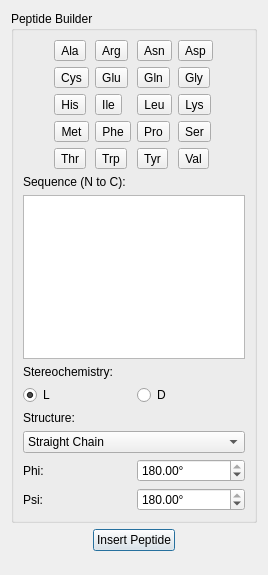
Before: the Qt Designer form libavogadro/src/extensions/insertpeptidedialog.ui in cryos/avogadro, drawn with Qt 5.
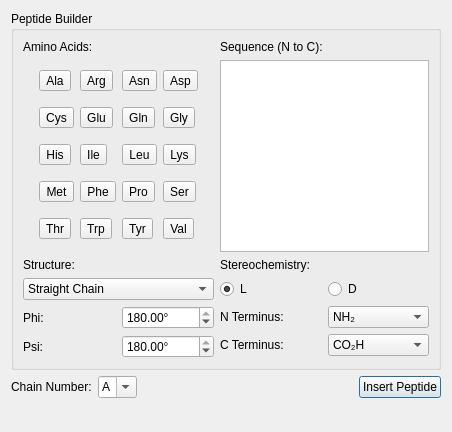
After: the same form once the commit is applied.

Commit message: New layout for peptide builder

```diff
--- a/libavogadro/src/extensions/insertpeptidedialog.ui
+++ b/libavogadro/src/extensions/insertpeptidedialog.ui
@@ -6,8 +6,8 @@
    <rect>
     <x>0</x>
     <y>0</y>
-    <width>268</width>
-    <height>575</height>
+    <width>452</width>
+    <height>432</height>
    </rect>
   </property>
   <property name="windowTitle">
@@ -19,8 +19,8 @@
      <property name="title">
       <string>Peptide Builder</string>
      </property>
-     <layout class="QVBoxLayout" name="verticalLayout_2">
-      <item>
+     <layout class="QGridLayout" name="gridLayout">
+      <item row="1" column="0">
        <layout class="QHBoxLayout" name="horizontalLayout">
         <item>
          <spacer name="horizontalSpacer">
@@ -197,24 +197,31 @@
         </item>
        </layout>
       </item>
-      <item>
+      <item row="0" column="0">
+       <widget class="QLabel" name="label_6">
+        <property name="text">
+         <string>Amino Acids:</string>
+        </property>
+       </widget>
+      </item>
+      <item row="0" column="1">
        <widget class="QLabel" name="label">
         <property name="text">
          <string>Sequence (N to C):</string>
         </property>
        </widget>
       </item>
-      <item>
+      <item row="1" column="1">
        <widget class="QPlainTextEdit" name="sequenceText"/>
       </item>
-      <item>
+      <item row="3" column="1">
        <widget class="QLabel" name="label_2">
         <property name="text">
          <string>Stereochemistry:</string>
         </property>
        </widget>
       </item>
-      <item>
+      <item row="4" column="1">
        <layout class="QHBoxLayout" name="horizontalLayout_4">
         <item>
          <widget class="QRadioButton" name="lStereoButton">
@@ -235,14 +242,65 @@
         </item>
        </layout>
       </item>
+      <item row="5" column="1">
+       <layout class="QGridLayout" name="gridLayout_2">
+        <item row="0" column="0">
+         <widget class="QLabel" name="label_7">
+          <property name="text">
+           <string>N Terminus:</string>
+          </property>
+         </widget>
+        </item>
+        <item row="1" column="0">
+         <widget class="QLabel" name="label_8">
+          <property name="text">
+           <string>C Terminus:</string>
+          </property>
+         </widget>
+        </item>
+        <item row="0" column="1">
+         <widget class="QComboBox" name="nGroupCombo">
       <item>
+           <property name="text">
+            <string>NH₂</string>
+           </property>
+          </item>
+          <item>
+           <property name="text">
+            <string>NH₃⁺</string>
+           </property>
+          </item>
+         </widget>
+        </item>
+        <item row="1" column="1">
+         <widget class="QComboBox" name="cGroupCombo">
+          <item>
+           <property name="text">
+            <string>CO₂H</string>
+           </property>
+          </item>
+          <item>
+           <property name="text">
+            <string>CO₂⁻</string>
+           </property>
+          </item>
+          <item>
+           <property name="text">
+            <string>CO₂NH₂</string>
+           </property>
+          </item>
+         </widget>
+        </item>
+       </layout>
+      </item>
+      <item row="3" column="0">
        <widget class="QLabel" name="label_3">
         <property name="text">
          <string>Structure:</string>
         </property>
        </widget>
       </item>
-      <item>
+      <item row="4" column="0">
        <widget class="QComboBox" name="structureCombo">
         <item>
          <property name="text">
@@ -266,9 +324,7 @@
         </item>
        </widget>
       </item>
-      <item>
-       <layout class="QVBoxLayout" name="verticalLayout_3">
-        <item>
+      <item row="5" column="0">
          <layout class="QGridLayout" name="gridLayout_3">
           <item row="0" column="0">
            <widget class="QLabel" name="label_4">
@@ -319,12 +375,62 @@
          </layout>
         </item>
        </layout>
-      </item>
-     </layout>
     </widget>
    </item>
    <item>
     <layout class="QHBoxLayout" name="horizontalLayout_2">
+     <item>
+      <widget class="QLabel" name="label_9">
+       <property name="text">
+        <string>Chain Number:</string>
+       </property>
+      </widget>
+     </item>
+     <item>
+      <widget class="QComboBox" name="chainNumberCombo">
+       <property name="toolTip">
+        <string>The chain number for the new peptide</string>
+       </property>
+       <property name="editable">
+        <bool>true</bool>
+       </property>
+       <item>
+        <property name="text">
+         <string>A</string>
+        </property>
+       </item>
+       <item>
+        <property name="text">
+         <string>B</string>
+        </property>
+       </item>
+       <item>
+        <property name="text">
+         <string>C</string>
+        </property>
+       </item>
+       <item>
+        <property name="text">
+         <string>D</string>
+        </property>
+       </item>
+       <item>
+        <property name="text">
+         <string>E</string>
+        </property>
+       </item>
+       <item>
+        <property name="text">
+         <string>F</string>
+        </property>
+       </item>
+       <item>
+        <property name="text">
+         <string>G</string>
+        </property>
+       </item>
+      </widget>
+     </item>
      <item>
       <spacer name="horizontalSpacer_3">
        <property name="orientation">
@@ -343,21 +449,11 @@
        <property name="text">
         <string>Insert Peptide</string>
        </property>
+       <property name="default">
+        <bool>true</bool>
+       </property>
       </widget>
      </item>
-     <item>
-      <spacer name="horizontalSpacer_4">
-       <property name="orientation">
-        <enum>Qt::Horizontal</enum>
-       </property>
-       <property name="sizeHint" stdset="0">
-        <size>
-         <width>40</width>
-         <height>20</height>
-        </size>
-       </property>
-      </spacer>
-     </item>
     </layout>
    </item>
    <item>
@@ -368,7 +464,7 @@
      <property name="sizeHint" stdset="0">
       <size>
        <width>20</width>
-       <height>40</height>
+       <height>0</height>
       </size>
      </property>
     </spacer>
```
Left out of the diff: 60 changed lines with no effect on the pictures. Lines whose indentation alone changed are shown as unchanged.
